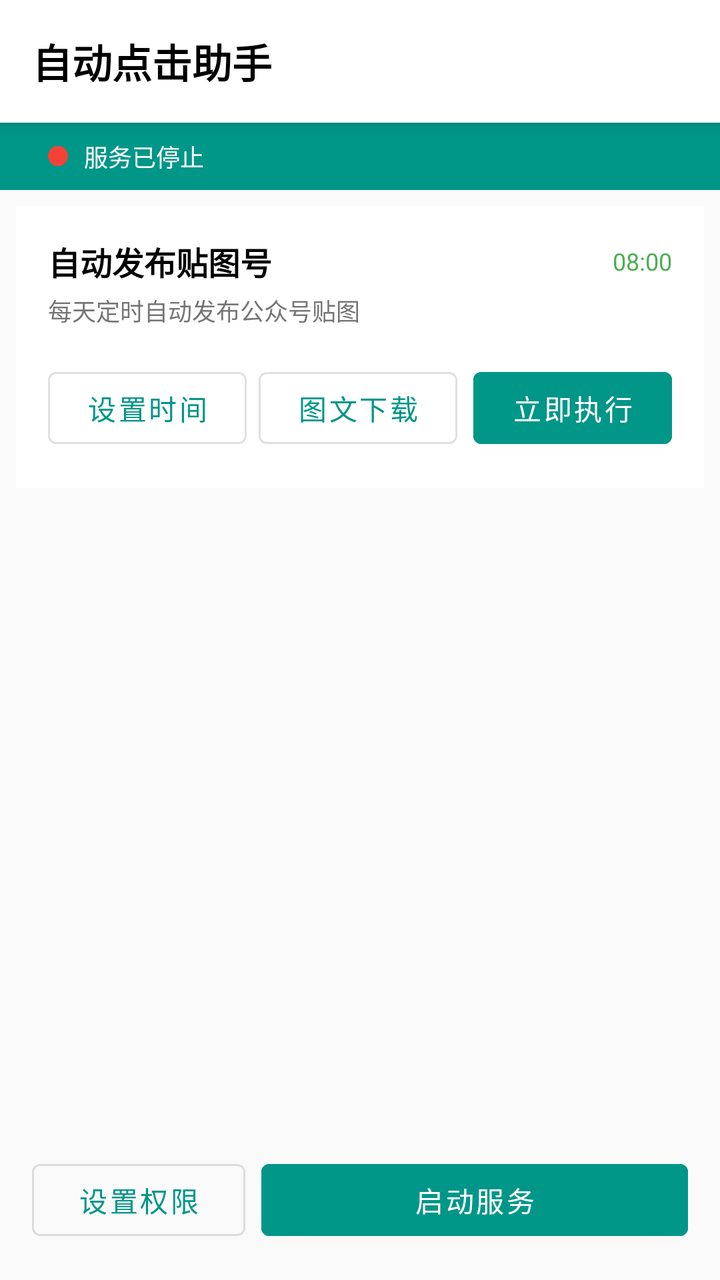
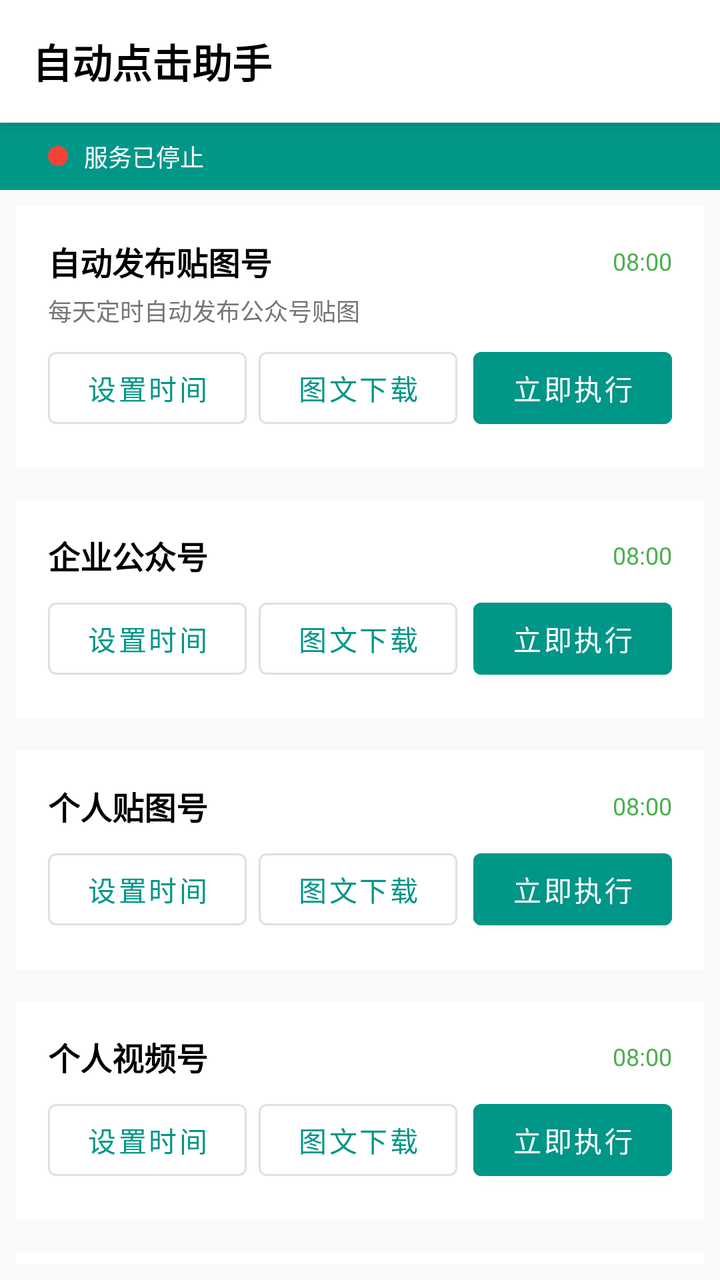

An Android layout rendered at two revisions. The XML below is the earlier revision; the diff shows what the commit changed to produce the second picture.
<!-- AndroidManifest.xml: application theme Theme.AutoClickHelper -->
<!-- res/layout/activity_main.xml -->
<?xml version="1.0" encoding="utf-8"?>
<LinearLayout xmlns:android="http://schemas.android.com/apk/res/android"
    android:layout_width="match_parent"
    android:layout_height="match_parent"
    android:orientation="vertical"
    android:background="@color/background">

    <LinearLayout
        android:layout_width="match_parent"
        android:layout_height="wrap_content"
        android:orientation="horizontal"
        android:gravity="center_vertical"
        android:padding="16dp"
        android:background="@color/white"
        android:elevation="4dp">

        <TextView
            android:layout_width="wrap_content"
            android:layout_height="wrap_content"
            android:text="@string/main_title"
            android:textSize="20sp"
            android:textStyle="bold"
            android:textColor="@color/black" />
    </LinearLayout>

    <LinearLayout
        android:layout_width="match_parent"
        android:layout_height="wrap_content"
        android:orientation="horizontal"
        android:gravity="center_vertical"
        android:padding="8dp"
        android:background="@color/teal_500">

        <View
            android:id="@+id/service_status_dot"
            android:layout_width="10dp"
            android:layout_height="10dp"
            android:background="@drawable/dot_failed"
            android:layout_marginLeft="16dp" />

        <TextView
            android:id="@+id/service_status"
            android:layout_width="wrap_content"
            android:layout_height="wrap_content"
            android:text="@string/status_stopped"
            android:textSize="12sp"
            android:textColor="@color/white"
            android:layout_marginLeft="8dp" />
    </LinearLayout>

    <LinearLayout
        android:layout_width="match_parent"
        android:layout_height="wrap_content"
        android:orientation="vertical"
        android:background="@color/white"
        android:padding="16dp"
        android:layout_margin="8dp">

        <LinearLayout
            android:layout_width="match_parent"
            android:layout_height="wrap_content"
            android:orientation="horizontal"
            android:gravity="center_vertical">

            <TextView
                android:layout_width="0dp"
                android:layout_height="wrap_content"
                android:layout_weight="1"
                android:text="@string/task_title"
                android:textSize="16sp"
                android:textStyle="bold"
                android:textColor="@color/black" />

            <TextView
                android:id="@+id/task_time"
                android:layout_width="wrap_content"
                android:layout_height="wrap_content"
                android:text="08:00"
                android:textSize="12sp"
                android:textColor="@color/green_500" />
        </LinearLayout>

        <TextView
            android:layout_width="match_parent"
            android:layout_height="wrap_content"
            android:text="@string/task_desc"
            android:textSize="12sp"
            android:textColor="@color/grey_600"
            android:layout_marginTop="4dp" />

        <LinearLayout
            android:layout_width="match_parent"
            android:layout_height="wrap_content"
            android:orientation="horizontal"
            android:layout_marginTop="16dp">

            <Button
                android:id="@+id/btn_set_time"
                android:layout_width="0dp"
                android:layout_height="48dp"
                android:layout_weight="1"
                android:text="设置时间"
                android:textSize="14sp"
                android:textColor="@color/teal_500"
                style="@style/Widget.MaterialComponents.Button.OutlinedButton" />

            <Button
                android:id="@+id/btn_generate_download"
                android:layout_width="0dp"
                android:layout_height="48dp"
                android:layout_weight="1"
                android:layout_marginLeft="6dp"
                android:text="图文下载"
                android:textSize="14sp"
                android:textColor="@color/teal_500"
                style="@style/Widget.MaterialComponents.Button.OutlinedButton" />

            <Button
                android:id="@+id/btn_execute_task"
                android:layout_width="0dp"
                android:layout_height="48dp"
                android:layout_weight="1"
                android:text="@string/btn_start_task"
                android:textSize="14sp"
                android:backgroundTint="@color/teal_500"
                android:textColor="@color/white"
                android:layout_marginLeft="8dp" />
        </LinearLayout>
    </LinearLayout>

    <View
        android:layout_width="match_parent"
        android:layout_height="0dp"
        android:layout_weight="1" />

    <LinearLayout
        android:layout_width="match_parent"
        android:layout_height="wrap_content"
        android:orientation="horizontal"
        android:layout_margin="16dp">

        <Button
            android:id="@+id/btn_settings"
            android:layout_width="0dp"
            android:layout_height="48dp"
            android:layout_weight="1"
            android:text="设置权限"
            android:textSize="14sp"
            android:textColor="@color/teal_500"
            style="@style/Widget.MaterialComponents.Button.OutlinedButton" />

        <Button
            android:id="@+id/btn_toggle_service"
            android:layout_width="0dp"
            android:layout_height="48dp"
            android:layout_weight="2"
            android:text="@string/btn_start_service"
            android:backgroundTint="@color/teal_500"
            android:textColor="@color/white"
            android:layout_marginLeft="8dp" />
    </LinearLayout>

</LinearLayout>
<!-- resources referenced by this layout -->
<resources>
  <color name="background">#FAFAFA</color>
  <color name="black">#000000</color>
  <color name="green_500">#4CAF50</color>
  <color name="grey_600">#757575</color>
  <color name="teal_500">#009688</color>
  <color name="white">#FFFFFF</color>
  <!-- drawable dot_failed (drawable) -->
  <?xml version="1.0" encoding="utf-8"?>
  <shape xmlns:android="http://schemas.android.com/apk/res/android"
      android:shape="oval">
      <solid android:color="@color/failed" />
      <size android:width="10dp" android:height="10dp" />
  </shape>
  <string name="btn_start_service">启动服务</string>
  <string name="btn_start_task">立即执行</string>
  <string name="main_title">自动点击助手</string>
  <string name="status_stopped">服务已停止</string>
  <string name="task_desc">每天定时自动发布公众号贴图</string>
  <string name="task_title">自动发布贴图号</string>
  <style name="Theme.AutoClickHelper" parent="Theme.MaterialComponents.DayNight.NoActionBar">
          <item name="colorPrimary">@color/teal_500</item>
          <item name="colorPrimaryVariant">@color/teal_700</item>
          <item name="colorOnPrimary">@color/white</item>
          <item name="colorSecondary">@color/blue_500</item>
          <item name="colorSecondaryVariant">@color/blue_700</item>
          <item name="colorOnSecondary">@color/white</item>
          <item name="android:colorBackground">@color/background</item>
          <item name="colorOnBackground">@color/black</item>
          <item name="colorSurface">@color/white</item>
          <item name="colorOnSurface">@color/black</item>
          <item name="colorError">@color/red_500</item>
          <item name="colorOnError">@color/white</item>
          <item name="android:textColorPrimary">@color/black</item>
          <item name="android:textColorSecondary">@color/grey_600</item>
      </style>
  <color name="failed">#F44336</color>
  <color name="teal_700">#00796B</color>
  <color name="blue_500">#2196F3</color>
  <color name="blue_700">#1976D2</color>
  <color name="red_500">#F44336</color>
</resources>

<!-- the commit's change to res/layout/activity_main.xml (unified diff, before → after) -->
@@ -92,7 +92,7 @@
             android:layout_width="match_parent"
             android:layout_height="wrap_content"
             android:orientation="horizontal"
-            android:layout_marginTop="16dp">
+            android:layout_marginTop="6dp">
 
             <Button
                 android:id="@+id/btn_set_time"
@@ -117,6 +117,294 @@
 
             <Button
                 android:id="@+id/btn_execute_task"
+                android:layout_width="0dp"
+                android:layout_height="48dp"
+                android:layout_weight="1"
+                android:text="@string/btn_start_task"
+                android:textSize="14sp"
+                android:backgroundTint="@color/teal_500"
+                android:textColor="@color/white"
+                android:layout_marginLeft="8dp" />
+        </LinearLayout>
+    </LinearLayout>
+
+    <LinearLayout
+        android:layout_width="match_parent"
+        android:layout_height="wrap_content"
+        android:orientation="vertical"
+        android:background="@color/white"
+        android:padding="16dp"
+        android:layout_margin="8dp">
+
+        <LinearLayout
+            android:layout_width="match_parent"
+            android:layout_height="wrap_content"
+            android:orientation="horizontal"
+            android:gravity="center_vertical">
+
+            <TextView
+                android:layout_width="0dp"
+                android:layout_height="wrap_content"
+                android:layout_weight="1"
+                android:text="企业公众号"
+                android:textSize="16sp"
+                android:textStyle="bold"
+                android:textColor="@color/black" />
+
+            <TextView
+                android:id="@+id/task_time1"
+                android:layout_width="wrap_content"
+                android:layout_height="wrap_content"
+                android:text="08:00"
+                android:textSize="12sp"
+                android:textColor="@color/green_500" />
+        </LinearLayout>
+
+        <LinearLayout
+            android:layout_width="match_parent"
+            android:layout_height="wrap_content"
+            android:orientation="horizontal"
+            android:layout_marginTop="6dp">
+
+            <Button
+                android:id="@+id/btn_set_time1"
+                android:layout_width="0dp"
+                android:layout_height="48dp"
+                android:layout_weight="1"
+                android:text="设置时间"
+                android:textSize="14sp"
+                android:textColor="@color/teal_500"
+                style="@style/Widget.MaterialComponents.Button.OutlinedButton" />
+
+            <Button
+                android:id="@+id/btn_generate_download1"
+                android:layout_width="0dp"
+                android:layout_height="48dp"
+                android:layout_weight="1"
+                android:layout_marginLeft="6dp"
+                android:text="图文下载"
+                android:textSize="14sp"
+                android:textColor="@color/teal_500"
+                style="@style/Widget.MaterialComponents.Button.OutlinedButton" />
+
+            <Button
+                android:id="@+id/btn_execute_task1"
+                android:layout_width="0dp"
+                android:layout_height="48dp"
+                android:layout_weight="1"
+                android:text="@string/btn_start_task"
+                android:textSize="14sp"
+                android:backgroundTint="@color/teal_500"
+                android:textColor="@color/white"
+                android:layout_marginLeft="8dp" />
+        </LinearLayout>
+    </LinearLayout>
+
+    <LinearLayout
+        android:layout_width="match_parent"
+        android:layout_height="wrap_content"
+        android:orientation="vertical"
+        android:background="@color/white"
+        android:padding="16dp"
+        android:layout_margin="8dp">
+
+        <LinearLayout
+            android:layout_width="match_parent"
+            android:layout_height="wrap_content"
+            android:orientation="horizontal"
+            android:gravity="center_vertical">
+
+            <TextView
+                android:layout_width="0dp"
+                android:layout_height="wrap_content"
+                android:layout_weight="1"
+                android:text="个人贴图号"
+                android:textSize="16sp"
+                android:textStyle="bold"
+                android:textColor="@color/black" />
+
+            <TextView
+                android:id="@+id/task_time2"
+                android:layout_width="wrap_content"
+                android:layout_height="wrap_content"
+                android:text="08:00"
+                android:textSize="12sp"
+                android:textColor="@color/green_500" />
+        </LinearLayout>
+
+        <LinearLayout
+            android:layout_width="match_parent"
+            android:layout_height="wrap_content"
+            android:orientation="horizontal"
+            android:layout_marginTop="6dp">
+
+            <Button
+                android:id="@+id/btn_set_time2"
+                android:layout_width="0dp"
+                android:layout_height="48dp"
+                android:layout_weight="1"
+                android:text="设置时间"
+                android:textSize="14sp"
+                android:textColor="@color/teal_500"
+                style="@style/Widget.MaterialComponents.Button.OutlinedButton" />
+
+            <Button
+                android:id="@+id/btn_generate_download2"
+                android:layout_width="0dp"
+                android:layout_height="48dp"
+                android:layout_weight="1"
+                android:layout_marginLeft="6dp"
+                android:text="图文下载"
+                android:textSize="14sp"
+                android:textColor="@color/teal_500"
+                style="@style/Widget.MaterialComponents.Button.OutlinedButton" />
+
+            <Button
+                android:id="@+id/btn_execute_task2"
+                android:layout_width="0dp"
+                android:layout_height="48dp"
+                android:layout_weight="1"
+                android:text="@string/btn_start_task"
+                android:textSize="14sp"
+                android:backgroundTint="@color/teal_500"
+                android:textColor="@color/white"
+                android:layout_marginLeft="8dp" />
+        </LinearLayout>
+    </LinearLayout>
+
+    <LinearLayout
+        android:layout_width="match_parent"
+        android:layout_height="wrap_content"
+        android:orientation="vertical"
+        android:background="@color/white"
+        android:padding="16dp"
+        android:layout_margin="8dp">
+
+        <LinearLayout
+            android:layout_width="match_parent"
+            android:layout_height="wrap_content"
+            android:orientation="horizontal"
+            android:gravity="center_vertical">
+
+            <TextView
+                android:layout_width="0dp"
+                android:layout_height="wrap_content"
+                android:layout_weight="1"
+                android:text="个人视频号"
+                android:textSize="16sp"
+                android:textStyle="bold"
+                android:textColor="@color/black" />
+
+            <TextView
+                android:id="@+id/task_time3"
+                android:layout_width="wrap_content"
+                android:layout_height="wrap_content"
+                android:text="08:00"
+                android:textSize="12sp"
+                android:textColor="@color/green_500" />
+        </LinearLayout>
+
+        <LinearLayout
+            android:layout_width="match_parent"
+            android:layout_height="wrap_content"
+            android:orientation="horizontal"
+            android:layout_marginTop="6dp">
+
+            <Button
+                android:id="@+id/btn_set_time3"
+                android:layout_width="0dp"
+                android:layout_height="48dp"
+                android:layout_weight="1"
+                android:text="设置时间"
+                android:textSize="14sp"
+                android:textColor="@color/teal_500"
+                style="@style/Widget.MaterialComponents.Button.OutlinedButton" />
+
+            <Button
+                android:id="@+id/btn_generate_download3"
+                android:layout_width="0dp"
+                android:layout_height="48dp"
+                android:layout_weight="1"
+                android:layout_marginLeft="6dp"
+                android:text="图文下载"
+                android:textSize="14sp"
+                android:textColor="@color/teal_500"
+                style="@style/Widget.MaterialComponents.Button.OutlinedButton" />
+
+            <Button
+                android:id="@+id/btn_execute_task3"
+                android:layout_width="0dp"
+                android:layout_height="48dp"
+                android:layout_weight="1"
+                android:text="@string/btn_start_task"
+                android:textSize="14sp"
+                android:backgroundTint="@color/teal_500"
+                android:textColor="@color/white"
+                android:layout_marginLeft="8dp" />
+        </LinearLayout>
+    </LinearLayout>
+
+    <LinearLayout
+        android:layout_width="match_parent"
+        android:layout_height="wrap_content"
+        android:orientation="vertical"
+        android:background="@color/white"
+        android:padding="16dp"
+        android:layout_margin="8dp">
+
+        <LinearLayout
+            android:layout_width="match_parent"
+            android:layout_height="wrap_content"
+            android:orientation="horizontal"
+            android:gravity="center_vertical">
+
+            <TextView
+                android:layout_width="0dp"
+                android:layout_height="wrap_content"
+                android:layout_weight="1"
+                android:text="小红书"
+                android:textSize="16sp"
+                android:textStyle="bold"
+                android:textColor="@color/black" />
+
+            <TextView
+                android:id="@+id/task_time4"
+                android:layout_width="wrap_content"
+                android:layout_height="wrap_content"
+                android:text="08:00"
+                android:textSize="12sp"
+                android:textColor="@color/green_500" />
+        </LinearLayout>
+
+        <LinearLayout
+            android:layout_width="match_parent"
+            android:layout_height="wrap_content"
+            android:orientation="horizontal"
+            android:layout_marginTop="6dp">
+
+            <Button
+                android:id="@+id/btn_set_time4"
+                android:layout_width="0dp"
+                android:layout_height="48dp"
+                android:layout_weight="1"
+                android:text="设置时间"
+                android:textSize="14sp"
+                android:textColor="@color/teal_500"
+                style="@style/Widget.MaterialComponents.Button.OutlinedButton" />
+
+            <Button
+                android:id="@+id/btn_generate_download4"
+                android:layout_width="0dp"
+                android:layout_height="48dp"
+                android:layout_weight="1"
+                android:layout_marginLeft="6dp"
+                android:text="图文下载"
+                android:textSize="14sp"
+                android:textColor="@color/teal_500"
+                style="@style/Widget.MaterialComponents.Button.OutlinedButton" />
+
+            <Button
+                android:id="@+id/btn_execute_task4"
                 android:layout_width="0dp"
                 android:layout_height="48dp"
                 android:layout_weight="1"
